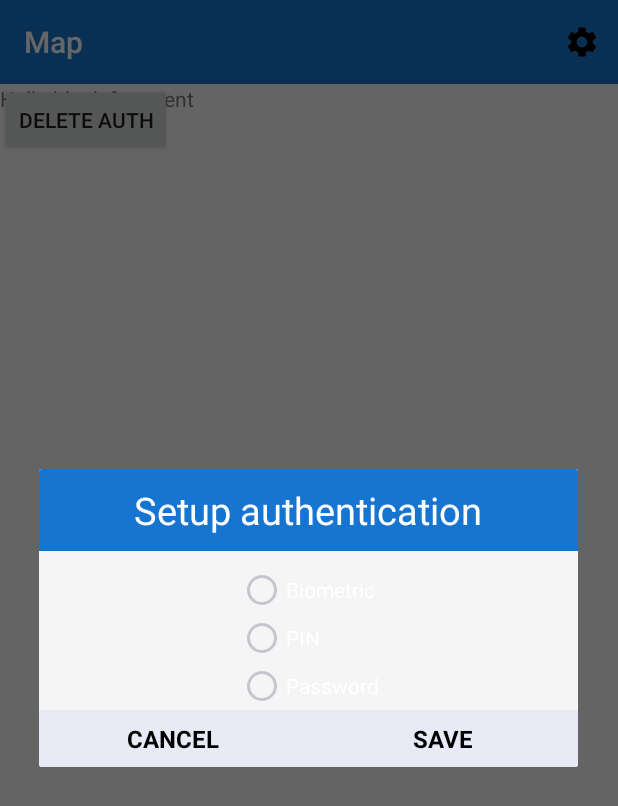
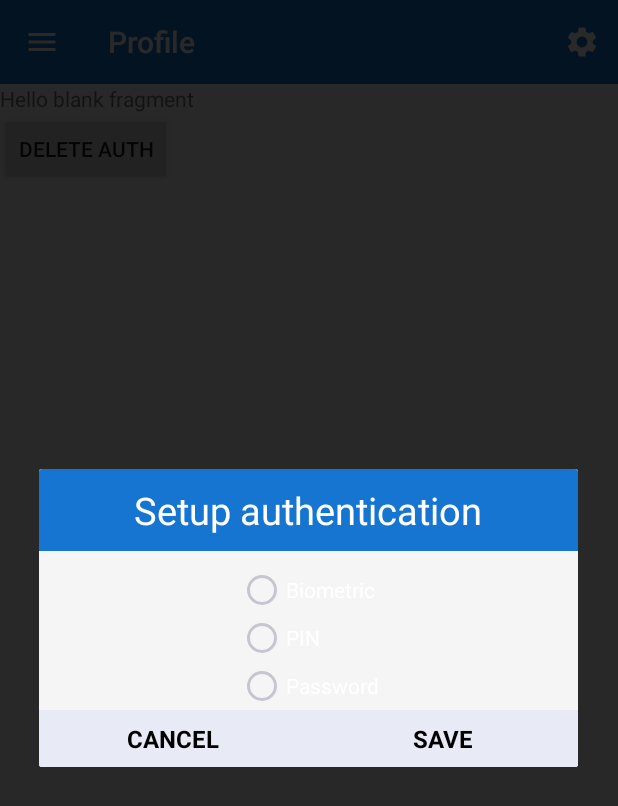
Before and after one commit to Andreas981/HobbyProject, an Android app: the ProfileFragment screen opened through its navigation route, in the side drawer, after a tap on "Profile", on a phone screen of 412 x 824 dp. Shown: the top 806 px of the screen. Run offline under Robolectric (Android 15) with nearby library versions, the phone set to English and light mode, and no system bars; our stand-ins replace navigation-ui; 7 statements that could not run were skipped.

```diff
--- a/app/src/main/java/no/andreasmikalsen/hobbyapplication/MainActivity.java
+++ b/app/src/main/java/no/andreasmikalsen/hobbyapplication/MainActivity.java
@@ -49,6 +49,7 @@ public class MainActivity extends AppCompatActivity {
         toolbar = findViewById(R.id.toolbar);
         setSupportActionBar(toolbar);
 
+
         navController = Navigation.findNavController(this, R.id.nav_host_fragment);
         drawerLayout = findViewById(R.id.drawer_layout);
 
@@ -78,7 +79,7 @@ public class MainActivity extends AppCompatActivity {
                     case R.id.nav_profile:
                         Toast.makeText(MainActivity.this, "Profile is pressed", Toast.LENGTH_SHORT).show();
                         drawerLayout.closeDrawer(GravityCompat.START);
-                        navController.navigate(R.id.action_mapFragment_to_profileFragment);
+                        navController.navigate(R.id.profileFragment);
                         return true;
                     case R.id.nav_settings:
                         Toast.makeText(MainActivity.this, "Settings is pressed", Toast.LENGTH_SHORT).show();
@@ -95,6 +96,14 @@ public class MainActivity extends AppCompatActivity {
                 }
 
                 return false;
+            }
+        });
+
+        toolbar.setNavigationIcon(R.drawable.ic_menu);
+        toolbar.setNavigationOnClickListener(new View.OnClickListener() {
+            @Override
+            public void onClick(View v) {
+                drawerLayout.openDrawer(navView);
             }
         });
 
@@ -135,6 +144,7 @@ public class MainActivity extends AppCompatActivity {
 
         //noinspection SimplifiableIfStatement
         if (id == R.id.action_settings) {
+
             return true;
         }
 
--- a/app/src/main/java/no/andreasmikalsen/hobbyapplication/ProfileFragment.java
+++ b/app/src/main/java/no/andreasmikalsen/hobbyapplication/ProfileFragment.java
@@ -7,6 +7,7 @@ import android.os.Bundle;
 
 import androidx.annotation.NonNull;
 import androidx.annotation.Nullable;
+import androidx.appcompat.app.ActionBar;
 import androidx.biometric.BiometricPrompt;
 import androidx.core.content.ContextCompat;
 import androidx.fragment.app.Fragment;
@@ -39,6 +40,7 @@ public class ProfileFragment extends Fragment {
     private Executor exec;
     private BiometricPrompt bioPrompt;
     private BiometricPrompt.PromptInfo promptInfo;
+    private ActionBar actionBar;
 
     public ProfileFragment() {
         // Required empty public constructor
@@ -56,6 +58,9 @@ public class ProfileFragment extends Fragment {
     public void onViewCreated(@NonNull View view, @Nullable Bundle savedInstanceState) {
         super.onViewCreated(view, savedInstanceState);
         navController = Navigation.findNavController(view);
+
+        actionBar = ((MainActivity) getActivity()).getSupportActionBar();
+        actionBar.setTitle("Profile");
 
         exec = ContextCompat.getMainExecutor(getActivity().getApplicationContext());
         bioPrompt = new BiometricPrompt(ProfileFragment.this, exec, new BiometricPrompt.AuthenticationCallback() {
@@ -97,9 +102,6 @@ public class ProfileFragment extends Fragment {
                 navController.navigate(R.id.profileFragment);
             }
         });
-
-
-
 
     }
 
--- /dev/null
+++ b/app/src/main/java/no/andreasmikalsen/hobbyapplication/SettingsFragment.java
@@ -0,0 +1,40 @@
+package no.andreasmikalsen.hobbyapplication;
+
+
+import android.os.Bundle;
+
+import androidx.annotation.NonNull;
+import androidx.annotation.Nullable;
+import androidx.fragment.app.Fragment;
+
+import android.view.LayoutInflater;
+import android.view.View;
+import android.view.ViewGroup;
+
+
+/**
+ * A simple {@link Fragment} subclass.
+ */
+public class SettingsFragment extends Fragment {
+
+
+    public SettingsFragment() {
+        // Required empty public constructor
+    }
+
+
+    @Override
+    public View onCreateView(LayoutInflater inflater, ViewGroup container,
+                             Bundle savedInstanceState) {
+        // Inflate the layout for this fragment
+        return inflater.inflate(R.layout.fragment_settings, container, false);
+    }
+
+    @Override
+    public void onViewCreated(@NonNull View view, @Nullable Bundle savedInstanceState) {
+        super.onViewCreated(view, savedInstanceState);
+
+
+
+    }
+}
--- /dev/null
+++ b/app/src/main/res/anim/backward_animation.xml
@@ -0,0 +1,9 @@
+<?xml version="1.0" encoding="utf-8"?>
+<set xmlns:android="http://schemas.android.com/apk/res/android" android:shareInterpolator="false">
+    <translate
+        android:fromXDelta="0%"
+        android:fromYDelta="0%"
+        android:toXDelta="-100%"
+        android:toYDelta="0%"
+        android:duration="500"/>
+</set>
--- /dev/null
+++ b/app/src/main/res/anim/forward_animation.xml
@@ -0,0 +1,10 @@
+<?xml version="1.0" encoding="utf-8"?>
+<set xmlns:android="http://schemas.android.com/apk/res/android"
+    android:shareInterpolator="false">
+    <translate
+        android:fromXDelta="100%"
+        android:fromYDelta="0%"
+        android:toXDelta="0%"
+        android:toYDelta="0%"
+        android:duration="500"/>
+</set>
--- /dev/null
+++ b/app/src/main/res/anim/pop_backward.xml
@@ -0,0 +1,9 @@
+<?xml version="1.0" encoding="utf-8"?>
+<set xmlns:android="http://schemas.android.com/apk/res/android">
+    <translate
+        android:fromXDelta="0%"
+        android:fromYDelta="0%"
+        android:toXDelta="100%"
+        android:toYDelta="0%"
+        android:duration="500"/>
+</set>
--- /dev/null
+++ b/app/src/main/res/anim/pop_forward.xml
@@ -0,0 +1,10 @@
+<?xml version="1.0" encoding="utf-8"?>
+<set xmlns:android="http://schemas.android.com/apk/res/android"
+    android:shareInterpolator="false">
+    <translate
+        android:fromXDelta="-100%"
+        android:fromYDelta="0%"
+        android:toXDelta="0%"
+        android:toYDelta="0%"
+        android:duration="500"/>
+</set>
--- /dev/null
+++ b/app/src/main/res/anim/wait_animation.xml
@@ -0,0 +1,10 @@
+<?xml version="1.0" encoding="utf-8"?>
+<set xmlns:android="http://schemas.android.com/apk/res/android">
+    <!-- Stay -->
+    <translate
+        android:fromXDelta="0%"
+        android:fromYDelta="0%"
+        android:toXDelta="0%"
+        android:toYDelta="0%"
+        android:duration="9999"/>
+</set>
--- /dev/null
+++ b/app/src/main/res/drawable/ic_menu.xml
@@ -0,0 +1,5 @@
+<vector android:height="24dp" android:tint="#FFFFFF"
+    android:viewportHeight="24.0" android:viewportWidth="24.0"
+    android:width="24dp" xmlns:android="http://schemas.android.com/apk/res/android">
+    <path android:fillColor="#FF000000" android:pathData="M3,18h18v-2L3,16v2zM3,13h18v-2L3,11v2zM3,6v2h18L21,6L3,6z"/>
+</vector>
--- a/app/src/main/res/drawable/ic_settings.xml
+++ b/app/src/main/res/drawable/ic_settings.xml
@@ -4,6 +4,6 @@
         android:viewportWidth="24"
         android:viewportHeight="24">
     <path
-        android:fillColor="#FF000000"
+        android:fillColor="#fff"
         android:pathData="M19.1,12.9a2.8,2.8 0,0 0,0.1 -0.9,2.8 2.8,0 0,0 -0.1,-0.9l2.1,-1.6a0.7,0.7 0,0 0,0.1 -0.6L19.4,5.5a0.7,0.7 0,0 0,-0.6 -0.2l-2.4,1a6.5,6.5 0,0 0,-1.6 -0.9l-0.4,-2.6a0.5,0.5 0,0 0,-0.5 -0.4H10.1a0.5,0.5 0,0 0,-0.5 0.4L9.3,5.4a5.6,5.6 0,0 0,-1.7 0.9l-2.4,-1a0.4,0.4 0,0 0,-0.5 0.2l-2,3.4c-0.1,0.2 0,0.4 0.2,0.6l2,1.6a2.8,2.8 0,0 0,-0.1 0.9,2.8 2.8,0 0,0 0.1,0.9L2.8,14.5a0.7,0.7 0,0 0,-0.1 0.6l1.9,3.4a0.7,0.7 0,0 0,0.6 0.2l2.4,-1a6.5,6.5 0,0 0,1.6 0.9l0.4,2.6a0.5,0.5 0,0 0,0.5 0.4h3.8a0.5,0.5 0,0 0,0.5 -0.4l0.3,-2.6a5.6,5.6 0,0 0,1.7 -0.9l2.4,1a0.4,0.4 0,0 0,0.5 -0.2l2,-3.4c0.1,-0.2 0,-0.4 -0.2,-0.6ZM12,15.6A3.6,3.6 0,1 1,15.6 12,3.6 3.6,0 0,1 12,15.6Z"/>
 </vector>
--- a/app/src/main/res/layout/fragment_profile.xml
+++ b/app/src/main/res/layout/fragment_profile.xml
@@ -1,19 +1,21 @@
 <?xml version="1.0" encoding="utf-8"?>
-<FrameLayout xmlns:android="http://schemas.android.com/apk/res/android"
+<LinearLayout xmlns:android="http://schemas.android.com/apk/res/android"
     xmlns:tools="http://schemas.android.com/tools"
     android:layout_width="match_parent"
-    android:layout_height="match_parent"
-    tools:context=".ProfileFragment">
+    android:layout_height="wrap_content"
+    tools:context=".ProfileFragment"
+    android:orientation="vertical">
 
     <!-- TODO: Update blank fragment layout -->
     <TextView
         android:layout_width="match_parent"
         android:layout_height="match_parent"
         android:text="@string/hello_blank_fragment" />
+
     <Button
         android:layout_width="wrap_content"
         android:layout_height="wrap_content"
         android:id="@+id/deleteAuth"
         android:text="Delete auth"/>
 
-</FrameLayout>
+</LinearLayout>
--- /dev/null
+++ b/app/src/main/res/layout/fragment_settings.xml
@@ -0,0 +1,14 @@
+<?xml version="1.0" encoding="utf-8"?>
+<FrameLayout xmlns:android="http://schemas.android.com/apk/res/android"
+    xmlns:tools="http://schemas.android.com/tools"
+    android:layout_width="match_parent"
+    android:layout_height="match_parent"
+    tools:context=".SettingsFragment">
+
+    <!-- TODO: Update blank fragment layout -->
+    <TextView
+        android:layout_width="match_parent"
+        android:layout_height="match_parent"
+        android:text="@string/hello_blank_fragment" />
+
+</FrameLayout>
--- a/app/src/main/res/navigation/nav_graph.xml
+++ b/app/src/main/res/navigation/nav_graph.xml
@@ -12,7 +12,11 @@
         tools:layout="@layout/fragment_map" >
         <action
             android:id="@+id/action_mapFragment_to_profileFragment"
-            app:destination="@id/profileFragment" />
+            app:destination="@id/profileFragment"
+            app:enterAnim="@anim/forward_animation"
+            app:exitAnim="@anim/backward_animation"
+            app:popEnterAnim="@anim/pop_forward"
+            app:popExitAnim="@anim/pop_backward" />
     </fragment>
     <fragment
         android:id="@+id/profileFragment"
@@ -21,6 +25,10 @@
         tools:layout="@layout/fragment_profile" >
         <action
             android:id="@+id/action_profileFragment_to_mapFragment"
-            app:destination="@id/mapFragment" />
+            app:destination="@id/mapFragment"
+            app:enterAnim="@anim/backward_animation"
+            app:exitAnim="@anim/forward_animation"
+            app:popEnterAnim="@anim/pop_backward"
+            app:popExitAnim="@anim/pop_forward" />
     </fragment>
 </navigation>
```
